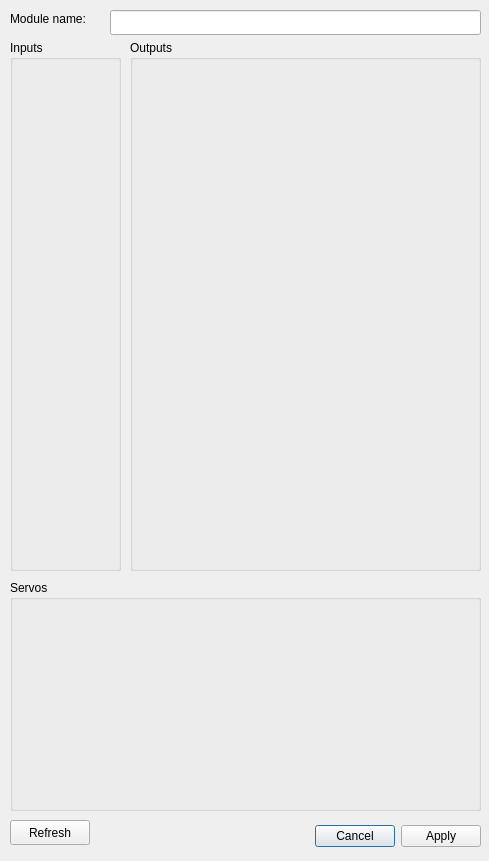
kmzbrnoI/mtb-config-tool, file ui/modules/mtbunisconfig.ui: the form before one commit.
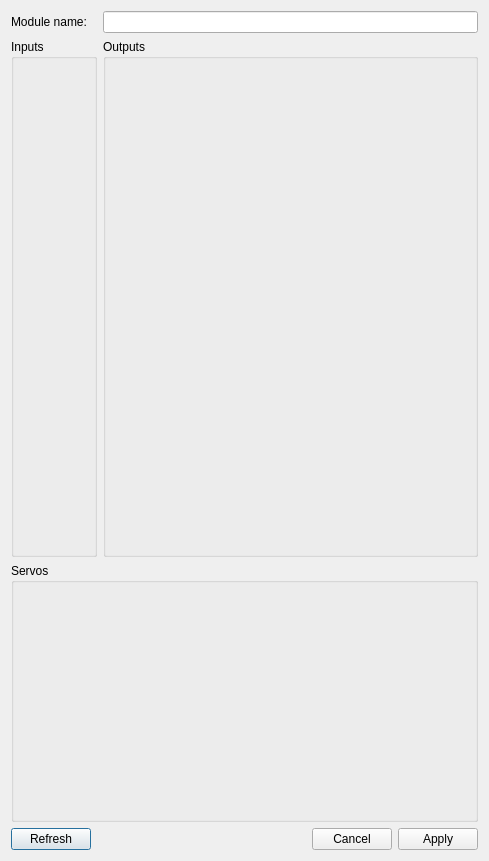
The form after the commit.

Commit message: Apply grid layou to all forms.

```diff
--- a/ui/modules/mtbunisconfig.ui
+++ b/ui/modules/mtbunisconfig.ui
@@ -13,57 +13,16 @@
   <property name="windowTitle">
    <string notr="true">Dialog</string>
   </property>
-  <widget class="QDialogButtonBox" name="bb_main">
-   <property name="geometry">
-    <rect>
-     <x>280</x>
-     <y>820</y>
-     <width>201</width>
-     <height>32</height>
-    </rect>
-   </property>
-   <property name="orientation">
-    <enum>Qt::Orientation::Horizontal</enum>
-   </property>
-   <property name="standardButtons">
-    <set>QDialogButtonBox::StandardButton::Apply|QDialogButtonBox::StandardButton::Cancel</set>
-   </property>
-  </widget>
+  <layout class="QGridLayout" name="gridLayout" rowstretch="1,2,1,1" columnstretch="0,0,0">
+   <item row="0" column="0">
   <widget class="QLabel" name="label">
-   <property name="geometry">
-    <rect>
-     <x>10</x>
-     <y>10</y>
-     <width>101</width>
-     <height>17</height>
-    </rect>
-   </property>
    <property name="text">
     <string>Module name:</string>
    </property>
   </widget>
-  <widget class="QLineEdit" name="le_name">
-   <property name="geometry">
-    <rect>
-     <x>110</x>
-     <y>10</y>
-     <width>371</width>
-     <height>25</height>
-    </rect>
-   </property>
-   <property name="maxLength">
-    <number>64</number>
-   </property>
-  </widget>
+   </item>
+   <item row="1" column="0" colspan="2">
   <widget class="QGroupBox" name="gb_inputs">
-   <property name="geometry">
-    <rect>
-     <x>10</x>
-     <y>40</y>
-     <width>111</width>
-     <height>531</height>
-    </rect>
-   </property>
    <property name="sizePolicy">
     <sizepolicy hsizetype="Preferred" vsizetype="Preferred">
      <horstretch>0</horstretch>
@@ -73,64 +32,27 @@
    <property name="title">
     <string>Inputs</string>
    </property>
-   <widget class="QWidget" name="gridLayoutWidget">
-    <property name="geometry">
-     <rect>
-      <x>10</x>
-      <y>30</y>
-      <width>91</width>
-      <height>491</height>
-     </rect>
-    </property>
+     <layout class="QGridLayout" name="gridLayout_4">
+      <item row="0" column="0">
     <layout class="QGridLayout" name="gl_inputs"/>
-   </widget>
-  </widget>
+      </item>
+     </layout>
+    </widget>
+   </item>
+   <item row="1" column="2">
   <widget class="QGroupBox" name="gb_outputs">
-   <property name="geometry">
-    <rect>
-     <x>130</x>
-     <y>40</y>
-     <width>351</width>
-     <height>531</height>
-    </rect>
-   </property>
    <property name="title">
     <string>Outputs</string>
    </property>
-   <widget class="QWidget" name="gridLayoutWidget_2">
-    <property name="geometry">
-     <rect>
-      <x>10</x>
-      <y>30</y>
-      <width>331</width>
-      <height>491</height>
-     </rect>
-    </property>
+     <layout class="QGridLayout" name="gridLayout_3">
+      <item row="0" column="0">
     <layout class="QGridLayout" name="gl_outputs"/>
-   </widget>
-  </widget>
-  <widget class="QPushButton" name="b_refresh">
-   <property name="geometry">
-    <rect>
-     <x>10</x>
-     <y>820</y>
-     <width>80</width>
-     <height>25</height>
-    </rect>
-   </property>
-   <property name="text">
-    <string>Refresh</string>
-   </property>
-  </widget>
+      </item>
+     </layout>
+    </widget>
+   </item>
+   <item row="2" column="0" colspan="3">
   <widget class="QGroupBox" name="gb_servos">
-   <property name="geometry">
-    <rect>
-     <x>10</x>
-     <y>580</y>
-     <width>471</width>
-     <height>231</height>
-    </rect>
-   </property>
    <property name="sizePolicy">
     <sizepolicy hsizetype="Preferred" vsizetype="Preferred">
      <horstretch>0</horstretch>
@@ -140,18 +62,38 @@
    <property name="title">
     <string>Servos</string>
    </property>
-   <widget class="QWidget" name="gridLayoutWidget_3">
-    <property name="geometry">
-     <rect>
-      <x>10</x>
-      <y>30</y>
-      <width>451</width>
-      <height>191</height>
-     </rect>
-    </property>
+     <layout class="QGridLayout" name="gridLayout_2">
+      <item row="0" column="0">
     <layout class="QGridLayout" name="gl_servos"/>
-   </widget>
-  </widget>
+      </item>
+     </layout>
+    </widget>
+   </item>
+   <item row="3" column="0">
+    <widget class="QPushButton" name="b_refresh">
+     <property name="text">
+      <string>Refresh</string>
+     </property>
+    </widget>
+   </item>
+   <item row="3" column="2">
+    <widget class="QDialogButtonBox" name="bb_main">
+     <property name="orientation">
+      <enum>Qt::Orientation::Horizontal</enum>
+     </property>
+     <property name="standardButtons">
+      <set>QDialogButtonBox::StandardButton::Apply|QDialogButtonBox::StandardButton::Cancel</set>
+     </property>
+    </widget>
+   </item>
+   <item row="0" column="2">
+    <widget class="QLineEdit" name="le_name">
+     <property name="maxLength">
+      <number>64</number>
+     </property>
+    </widget>
+   </item>
+  </layout>
  </widget>
  <resources/>
  <connections>
```
Lines whose indentation alone changed are shown as unchanged. The commit also changes 17 other files.
